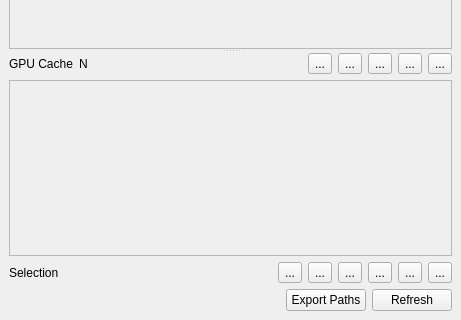
The window that ui/main.ui (iceanimations/proxyCacheSwitch) describes before a commit, drawn with Qt 5; both pictures show x 0 to 461 and y 164 to 484 of the 461 by 484 pixel window.
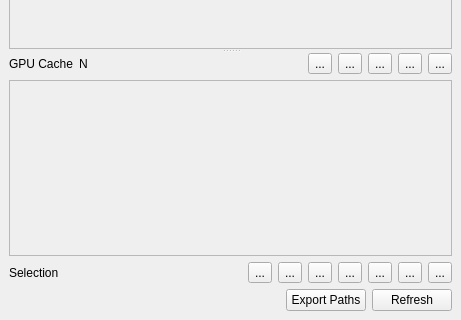
The same window after the commit.

Commit message: adding separateProxies option

```diff
--- a/ui/main.ui
+++ b/ui/main.ui
@@ -340,6 +340,16 @@
         </property>
        </spacer>
       </item>
+      <item>
+       <widget class="QToolButton" name="selectionSeparateProxiesButton">
+        <property name="toolTip">
+         <string>Separate selected proxies for separate output Nodes</string>
+        </property>
+        <property name="text">
+         <string>...</string>
+        </property>
+       </widget>
+      </item>
       <item>
        <widget class="QToolButton" name="selectionHLButton">
         <property name="toolTip">
```
The commit also changes 2 other files.
